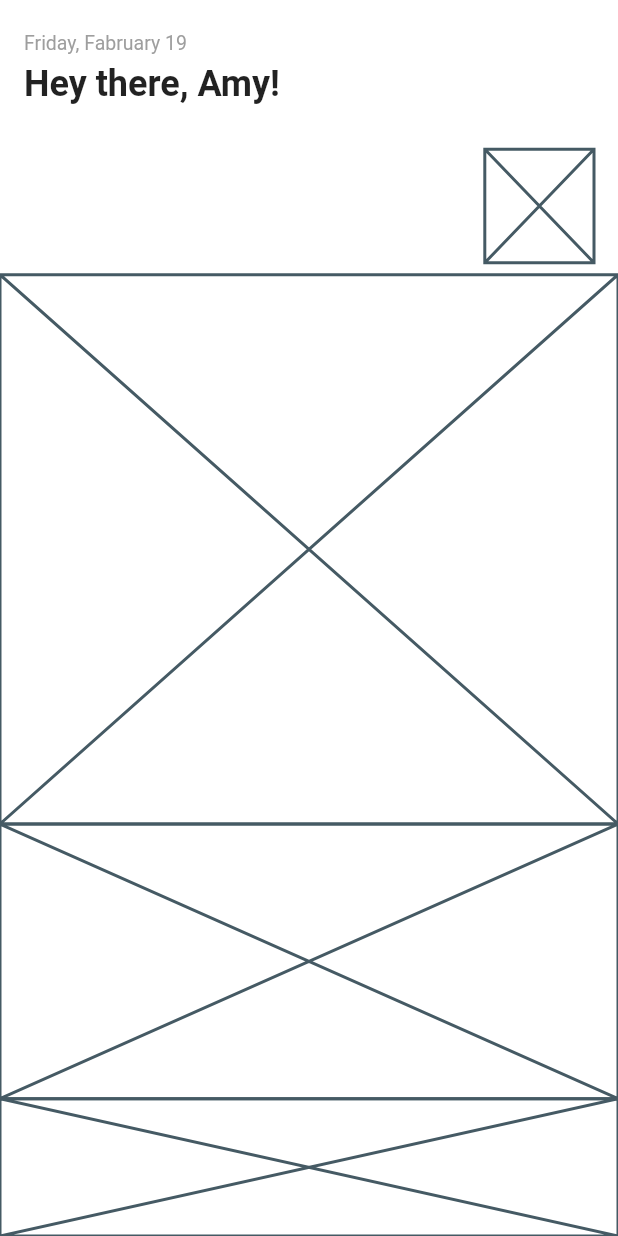
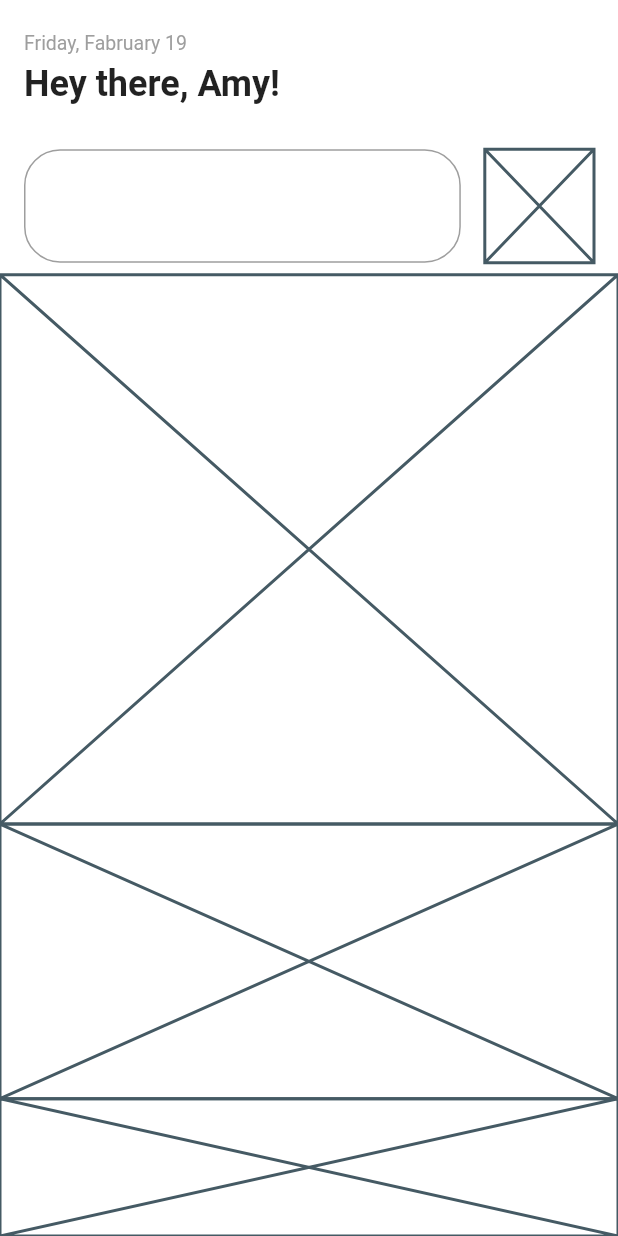
Before and after one commit to JAICHANGPARK/flutter_notebook_11th_story, a Flutter app: the screen it shows after launch, on a phone screen of 412 x 824 dp. Run offline on Flutter 3.47's test engine with Material 2 defaults, Android fonts, the phone set to English and light mode, and no system bars; our stand-ins replace backdrop, badges, flutter_inner_drawer, flutter_slidable, flutter_swiper, google_fonts.

Commit message:
Update experience_home_page.dart

```diff
--- a/lib/ep718_experience_app/experience_home_page.dart
+++ b/lib/ep718_experience_app/experience_home_page.dart
@@ -43,7 +43,8 @@ class _ExperienceHomePageState extends State<ExperienceHomePage> {
                           flex: 8,
                           child: Container(
                             decoration: BoxDecoration(
-
+                              border: Border.all(color: Colors.grey),
+                              borderRadius: BorderRadius.circular(24)
                             ),
                           )),
                       SizedBox(width: 16,),
```
